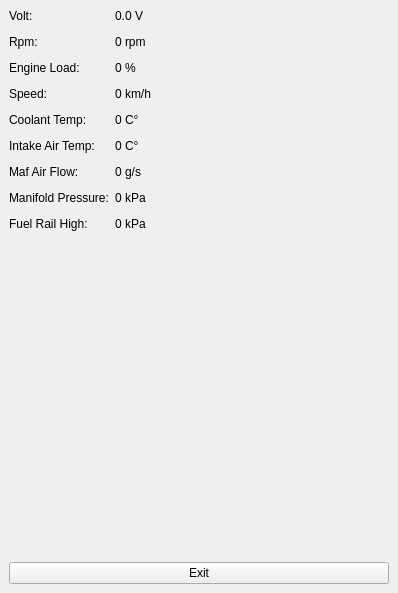
First picture: the form in obdscan.ui, repository takyonxxx/Elm327_Wifi_Obd2_Qt_Project, before the edit.
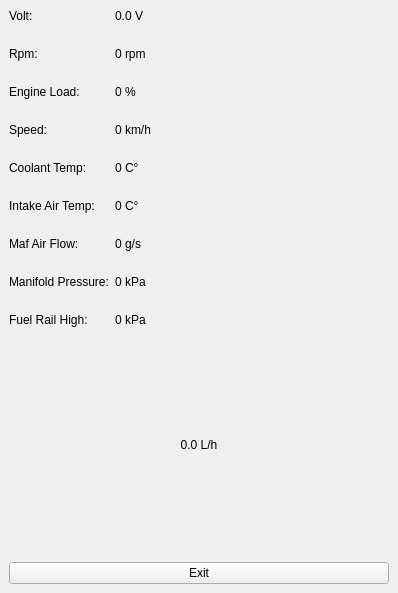
Second picture: the form after the edit.

```diff
--- a/obdscan.ui
+++ b/obdscan.ui
@@ -23,7 +23,7 @@
          <number>6</number>
         </property>
         <property name="verticalSpacing">
-         <number>12</number>
+         <number>24</number>
         </property>
         <item row="0" column="0">
          <widget class="QLabel" name="labelVoltTitle">
@@ -153,6 +153,16 @@
         </item>
        </layout>
       </item>
+      <item>
+       <widget class="QLabel" name="labelFuelConsumption">
+        <property name="text">
+         <string>0.0 L/h</string>
+        </property>
+        <property name="alignment">
+         <set>Qt::AlignCenter</set>
+        </property>
+       </widget>
+      </item>
       <item>
        <widget class="QPushButton" name="pushExit">
         <property name="text">
```
